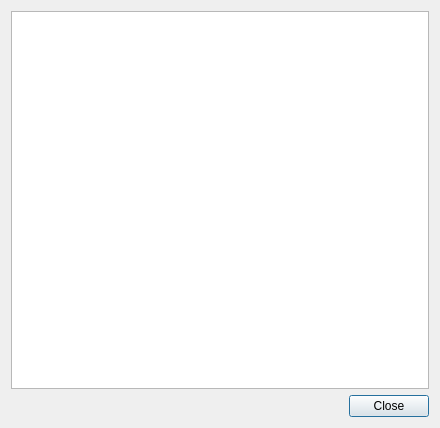
Qt form ui_geopunt4QgisAbout.ui (warrieka/geopunt4Qgis) before a commit.
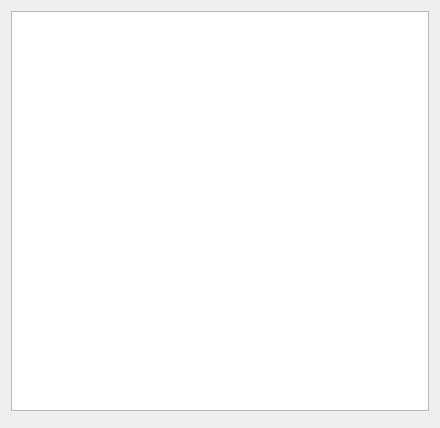
The same form after that commit. Icons and pictures are not drawn.

Diff of the .ui file:
```diff
--- a/ui_geopunt4QgisAbout.ui
+++ b/ui_geopunt4QgisAbout.ui
@@ -50,7 +50,7 @@
       <enum>Qt::Horizontal</enum>
      </property>
      <property name="standardButtons">
-      <set>QDialogButtonBox::Close</set>
+      <set>QDialogButtonBox::NoButton</set>
      </property>
     </widget>
    </item>
```
